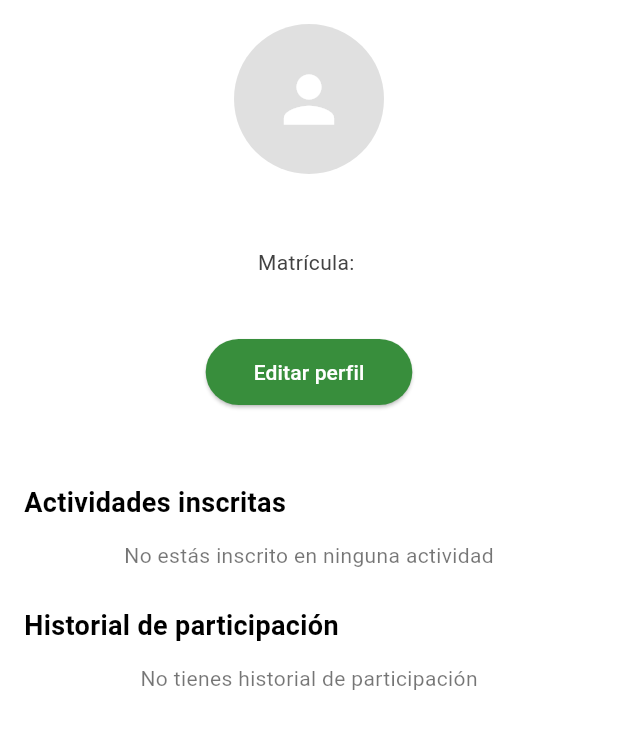
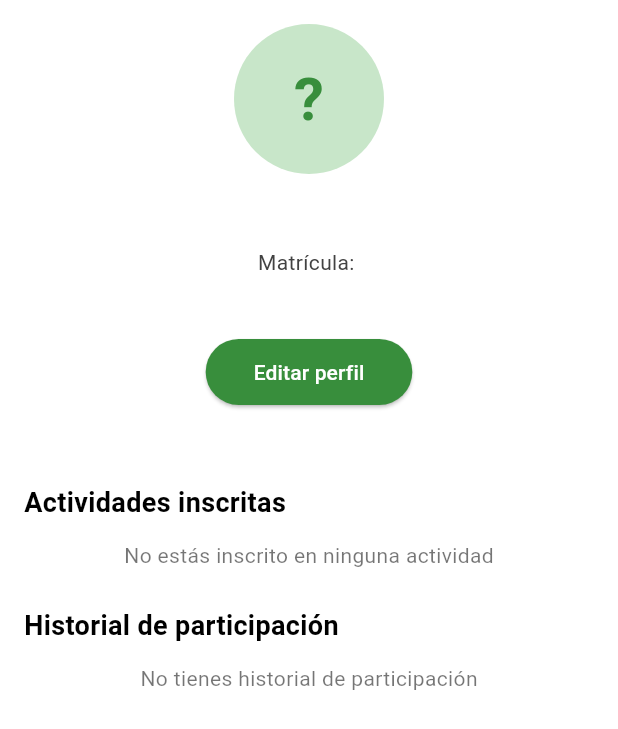
Before and after one commit to ikerSL14/flutterloginfirebase, a Flutter app: the PerfilScreen widget shown alone on an empty page, opened directly, on a phone screen of 412 x 824 dp. Shown: the top 729 px of the screen. Run offline on Flutter 3.47's test engine with Material 3 defaults, Android fonts, the phone set to English and light mode, and no system bars; our stand-ins replace cloud_firestore, firebase_auth, firebase_core, firebase_storage, image_picker, table_calendar; accounts and stored records are empty.

Commit message:
Actualización sistema de foto de perfil, mejor inicial

```diff
--- a/lib/screens/perfil_screen.dart
+++ b/lib/screens/perfil_screen.dart
@@ -173,20 +173,25 @@ class _PerfilScreenState extends State<PerfilScreen> {
       return const Center(child: CircularProgressIndicator());
     }
 
-    final fotoPerfilUrl = (userData!['fotoPerfil'] != null && userData!['fotoPerfil'] != '')
-        ? userData!['fotoPerfil']
-        : null;
 
     return SingleChildScrollView(
       padding: const EdgeInsets.all(16.0),
       child: Column(
         children: [
-          // 🔹 Foto de perfil
+          // 🔹 Foto de perfil como inicial
           CircleAvatar(
             radius: 50,
-            backgroundColor: Colors.grey.shade300,
-            backgroundImage: fotoPerfilUrl != null ? NetworkImage(fotoPerfilUrl) : null,
-            child: fotoPerfilUrl == null ? const Icon(Icons.person, size: 50, color: Colors.white) : null,
+            backgroundColor: Colors.green.shade100,
+            child: Text(
+              (userData!['nombre'] != null && userData!['nombre'].isNotEmpty)
+                  ? userData!['nombre'][0].toUpperCase()
+                  : '?',
+              style: TextStyle(
+                fontSize: 40,
+                fontWeight: FontWeight.bold,
+                color: Colors.green.shade700,
+              ),
+            ),
           ),
           const SizedBox(height: 16),
           // 🔹 Nombre completo
```
Also changed, not shown: lib/home_screen.dart (+27 -21 lines).
